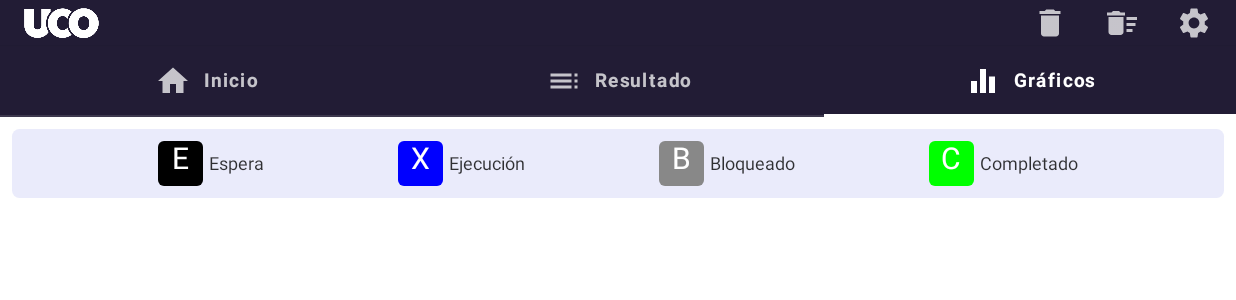
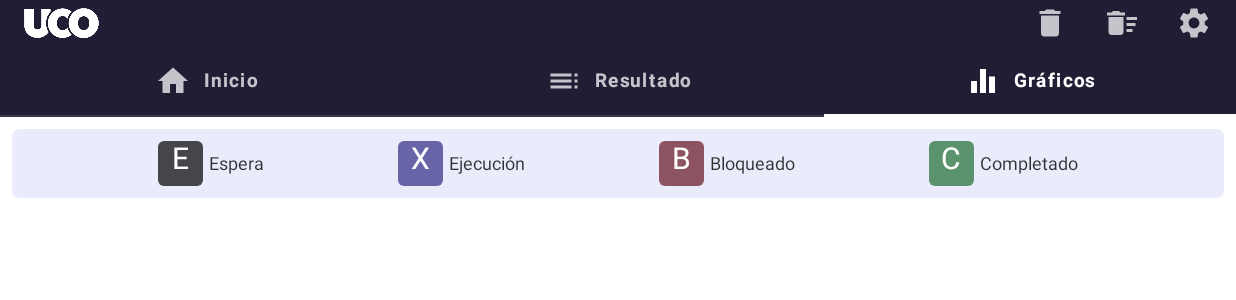
Before and after one commit to Euskindar/TFG, an Android app built with Jetpack Compose: the screen it shows after launch (MainActivity), tab 3 chosen, on a phone screen of 824 x 412 dp (held sideways). Shown: the top 300 px of the screen. Run offline under Robolectric (Android 15) with nearby library versions, the phone set to English and light mode, and no system bars; our stand-ins replace accompanist.

Commit message:
Asignados nuevos colores para la representacion grafica.

```diff
--- a/CpuSchedulerApp/app/src/main/java/com/i72pehej/cpuschedulerapp/usecases/algorithms/FifoAlgorithm.kt
+++ b/CpuSchedulerApp/app/src/main/java/com/i72pehej/cpuschedulerapp/usecases/algorithms/FifoAlgorithm.kt
@@ -126,8 +126,6 @@ fun algoritmoFifo(listaProcesos: SnapshotStateList<Proceso>): MutableList<InfoGr
         momentoActual++
     }
 
-    infoEstados.forEach { println(it) }
-
     // Almacenamos la variable de informacion de los tiempos
     return infoEstados
 }
--- a/CpuSchedulerApp/app/src/main/java/com/i72pehej/cpuschedulerapp/usecases/results/GraphsScreen.kt
+++ b/CpuSchedulerApp/app/src/main/java/com/i72pehej/cpuschedulerapp/usecases/results/GraphsScreen.kt
@@ -23,6 +23,9 @@ import androidx.compose.ui.text.style.TextAlign
 import androidx.compose.ui.tooling.preview.Preview
 import androidx.compose.ui.unit.dp
 import androidx.compose.ui.unit.sp
+import com.i72pehej.cpuschedulerapp.ui.theme.Azul_com_3
+import com.i72pehej.cpuschedulerapp.ui.theme.Rojo_com_2
+import com.i72pehej.cpuschedulerapp.ui.theme.Verde_deriv_1
 import com.i72pehej.cpuschedulerapp.util.extensions.TablaResultadosGraficos
 import com.i72pehej.cpuschedulerapp.util.infoResultadosGlobal
 
@@ -78,10 +81,10 @@ private fun FilaLeyenda() {
         modifier = Modifier.fillMaxWidth(),
         horizontalArrangement = Arrangement.SpaceEvenly
     ) {
-        SimboloDeLeyenda("E", "Espera", Color.Black)
-        SimboloDeLeyenda("X", "Ejecución", Color.Blue)
-        SimboloDeLeyenda("B", "Bloqueado", Color.Gray)
-        SimboloDeLeyenda("C", "Completado", Color.Green)
+        SimboloDeLeyenda("E", "Espera", Color.Black.copy(alpha = 0.7f))
+        SimboloDeLeyenda("X", "Ejecución", Azul_com_3.copy(alpha = 0.7f))
+        SimboloDeLeyenda("B", "Bloqueado", Rojo_com_2.copy(alpha = 0.7f))
+        SimboloDeLeyenda("C", "Completado", Verde_deriv_1.copy(alpha = 0.7f))
     }
 }
 
--- a/CpuSchedulerApp/app/src/main/java/com/i72pehej/cpuschedulerapp/util/extensions/DataTables.kt
+++ b/CpuSchedulerApp/app/src/main/java/com/i72pehej/cpuschedulerapp/util/extensions/DataTables.kt
@@ -26,6 +26,9 @@ import androidx.compose.ui.text.style.TextAlign
 import androidx.compose.ui.unit.dp
 import androidx.compose.ui.unit.sp
 import com.i72pehej.cpuschedulerapp.R
+import com.i72pehej.cpuschedulerapp.ui.theme.Azul_com_3
+import com.i72pehej.cpuschedulerapp.ui.theme.Rojo_com_2
+import com.i72pehej.cpuschedulerapp.ui.theme.Verde_deriv_1
 import com.i72pehej.cpuschedulerapp.util.classes.InfoGraficoEstados
 import com.i72pehej.cpuschedulerapp.util.classes.Proceso
 import com.i72pehej.cpuschedulerapp.util.infoResultadosGlobal
@@ -309,7 +312,7 @@ fun TablaTiemposResultados(procesos: List<Proceso>) {
  */
 
 /**
- * Función de extensión para obtener el ultimo elemento que cumple con una condicion
+ * Funcion de extension para obtener el ultimo elemento que cumple con una condicion
  *
  * @param T Tipo generico
  * @param predicate Condicion que se debe cumplir
@@ -405,22 +408,22 @@ fun TablaResultadosGraficos(infoRes: List<InfoGraficoEstados>) {
                             // EL WHEN TIENE QUE BUSCAR EL ESTADO DE LA ULTIMA APARICION DE UN ESTADO CON EL MOMENTO QUE TENEMOS AHORA
                             simbolo = when (listaFilaActual.filterLast { it.getMomento() == cols }?.getEstado()) {
                                 Proceso.EstadoDeProceso.LISTO -> {
-                                    color = Color.Black
+                                    color = Color.Black.copy(alpha = 0.8f)
                                     "E"
                                 }
 
                                 Proceso.EstadoDeProceso.EJECUCION -> {
-                                    color = Color.Blue
+                                    color = Azul_com_3.copy(alpha = 0.8f)
                                     "X"
                                 }
 
                                 Proceso.EstadoDeProceso.BLOQUEADO -> {
-                                    color = Color.Gray
+                                    color = Rojo_com_2.copy(alpha = 0.8f)
                                     "B"
                                 }
 
                                 Proceso.EstadoDeProceso.COMPLETADO -> {
-                                    color = Color.Green
+                                    color = Verde_deriv_1.copy(alpha = 0.8f)
                                     "C"
                                 }
 
```
